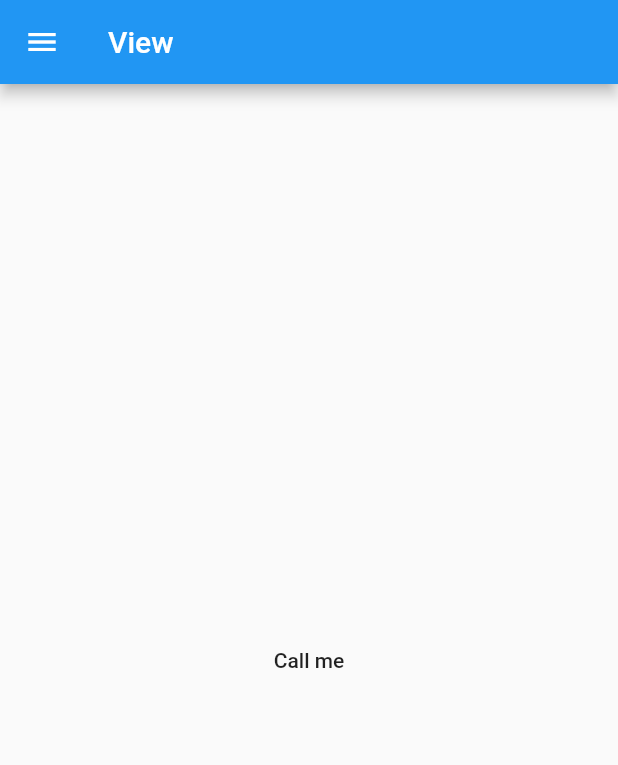
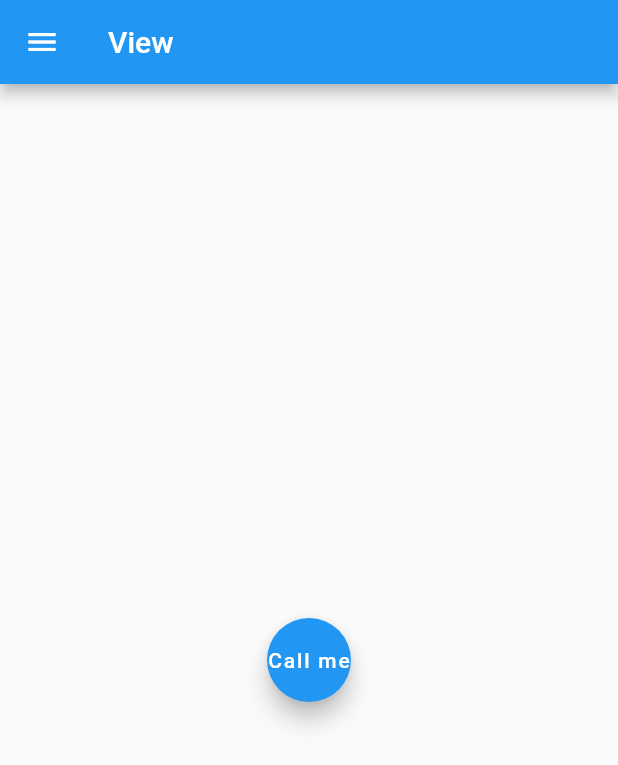
Before and after one commit to marwanjs-dev/HospitalManagementSystem, a Flutter app: the ChatView screen opened by its route, on a phone screen of 412 x 824 dp. Shown: the top 765 px of the screen. Run offline on Flutter 3.47's test engine with Material 2 defaults, Android fonts, the phone set to English and light mode, and no system bars; our stand-ins replace firebase_auth, firebase_core, flutter_svg, flutter_swiper, readmore, sqflite and 1 more; missing offline and left inert: fhir, fhir_at_rest, test; accounts and stored records are empty; key blocks and very long unbroken strings in the code were emptied for the run.

Commit message:
last update

```diff
--- a/lib/Views/patient_views/chat_view.dart
+++ b/lib/Views/patient_views/chat_view.dart
@@ -18,7 +18,7 @@ class _ChatViewState extends State<ChatView> {
         title: const Text("View"),
       ),
       body: Center(
-        child: FlatButton(
+        child: FloatingActionButton(
             onPressed: () => launch("tel://01068338658"),
             child: const Text("Call me")),
       ),
```
Also changed, not shown: pubspec.lock.
